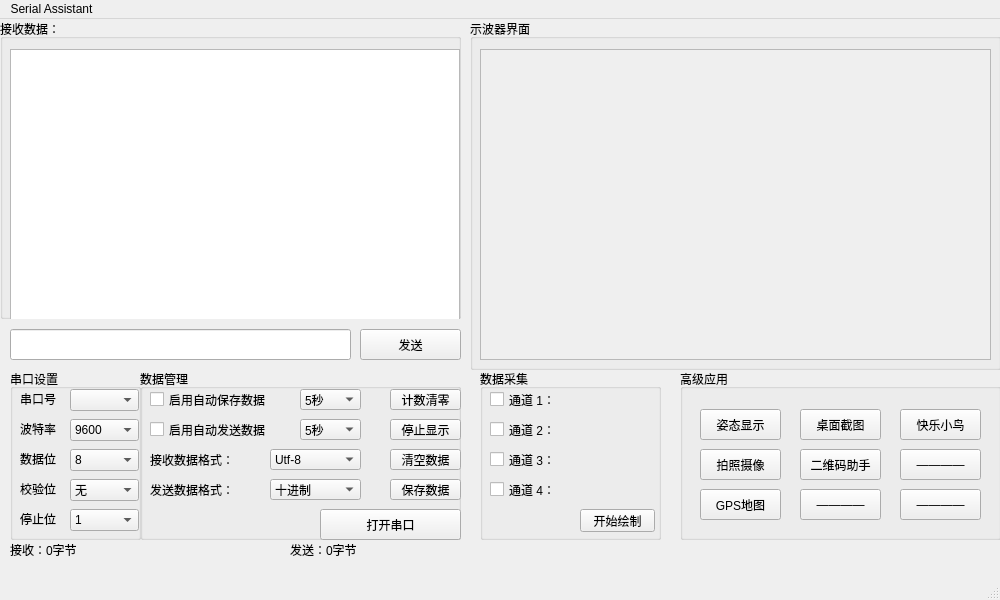
Qt form mainwindow.ui (Lancer-zhang/Serial-Assistant) before a commit.
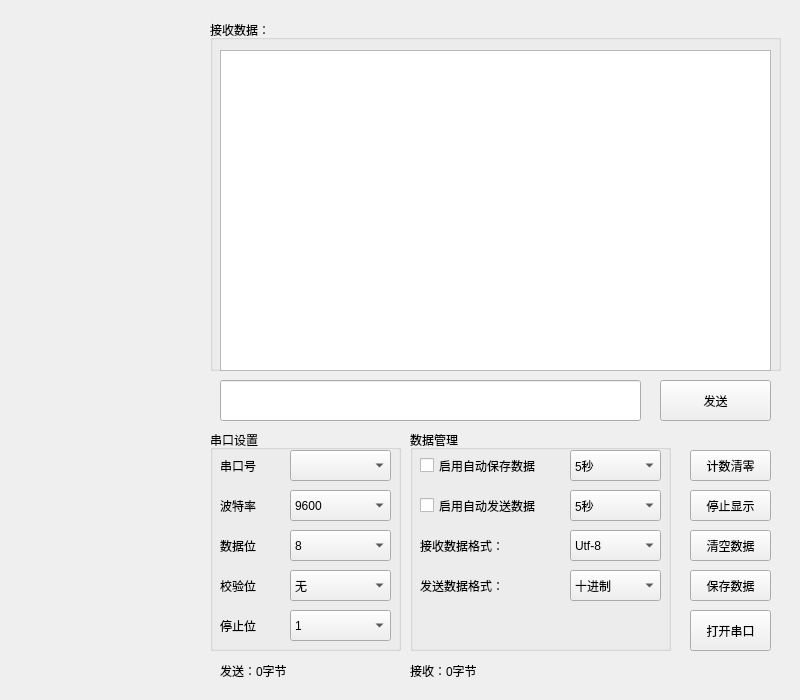
The same form after that commit. The open tabs and pages were chosen to show the change.

What changed in the file:
```diff
--- a/mainwindow.ui
+++ b/mainwindow.ui
@@ -6,21 +6,109 @@
    <rect>
     <x>0</x>
     <y>0</y>
-    <width>1000</width>
-    <height>600</height>
+    <width>800</width>
+    <height>700</height>
    </rect>
   </property>
   <property name="windowTitle">
    <string>MainWindow</string>
   </property>
   <widget class="QWidget" name="centralWidget">
+   <widget class="QStackedWidget" name="stackedWidget">
+    <property name="geometry">
+     <rect>
+      <x>200</x>
+      <y>0</y>
+      <width>600</width>
+      <height>700</height>
+     </rect>
+    </property>
+    <property name="currentIndex">
+     <number>3</number>
+    </property>
+    <widget class="QWidget" name="mainPage">
+     <widget class="QLabel" name="label_6">
+      <property name="geometry">
+       <rect>
+        <x>90</x>
+        <y>150</y>
+        <width>351</width>
+        <height>101</height>
+       </rect>
+      </property>
+      <property name="font">
+       <font>
+        <family>AR PL UKai TW MBE</family>
+        <pointsize>32</pointsize>
+        <weight>75</weight>
+        <bold>true</bold>
+       </font>
+      </property>
+      <property name="text">
+       <string>QT 杂货铺</string>
+      </property>
+      <property name="alignment">
+       <set>Qt::AlignCenter</set>
+      </property>
+     </widget>
+     <widget class="QLabel" name="label_10">
+      <property name="geometry">
+       <rect>
+        <x>360</x>
+        <y>550</y>
+        <width>161</width>
+        <height>61</height>
+       </rect>
+      </property>
+      <property name="text">
+       <string>制作人：Lancer_张</string>
+      </property>
+     </widget>
+     <widget class="QLabel" name="label_11">
+      <property name="geometry">
+       <rect>
+        <x>360</x>
+        <y>480</y>
+        <width>161</width>
+        <height>61</height>
+       </rect>
+      </property>
+      <property name="text">
+       <string>版本：V0.0.1</string>
+      </property>
+     </widget>
+    </widget>
+    <widget class="QWidget" name="serialportPage">
+     <widget class="QPushButton" name="sendBtn">
+      <property name="geometry">
+       <rect>
+        <x>460</x>
+        <y>380</y>
+        <width>111</width>
+        <height>41</height>
+       </rect>
+      </property>
+      <property name="text">
+       <string>发送</string>
+      </property>
+     </widget>
+     <widget class="QLineEdit" name="sendText">
+      <property name="geometry">
+       <rect>
+        <x>20</x>
+        <y>380</y>
+        <width>421</width>
+        <height>41</height>
+       </rect>
+      </property>
+     </widget>
    <widget class="QGroupBox" name="groupBox">
     <property name="geometry">
      <rect>
-      <x>0</x>
-      <y>0</y>
-      <width>461</width>
-      <height>300</height>
+        <x>10</x>
+        <y>20</y>
+        <width>571</width>
+        <height>351</height>
      </rect>
     </property>
     <property name="title">
@@ -31,19 +119,242 @@
       <rect>
        <x>10</x>
        <y>30</y>
-       <width>450</width>
-       <height>271</height>
+         <width>551</width>
+         <height>321</height>
       </rect>
      </property>
     </widget>
    </widget>
+     <widget class="QGroupBox" name="groupBox_4">
+      <property name="geometry">
+       <rect>
+        <x>210</x>
+        <y>430</y>
+        <width>261</width>
+        <height>221</height>
+       </rect>
+      </property>
+      <property name="title">
+       <string>数据管理</string>
+      </property>
+      <widget class="QCheckBox" name="autoSave">
+       <property name="geometry">
+        <rect>
+         <x>10</x>
+         <y>20</y>
+         <width>141</width>
+         <height>31</height>
+        </rect>
+       </property>
+       <property name="text">
+        <string>启用自动保存数据</string>
+       </property>
+      </widget>
+      <widget class="QComboBox" name="autoSaveTime">
+       <property name="geometry">
+        <rect>
+         <x>160</x>
+         <y>20</y>
+         <width>91</width>
+         <height>31</height>
+        </rect>
+       </property>
+       <item>
+        <property name="text">
+         <string>5秒</string>
+        </property>
+       </item>
+       <item>
+        <property name="text">
+         <string>10秒</string>
+        </property>
+       </item>
+       <item>
+        <property name="text">
+         <string>15秒</string>
+        </property>
+       </item>
+       <item>
+        <property name="text">
+         <string>30秒</string>
+        </property>
+       </item>
+       <item>
+        <property name="text">
+         <string>60秒</string>
+        </property>
+       </item>
+      </widget>
+      <widget class="QCheckBox" name="autoSend">
+       <property name="geometry">
+        <rect>
+         <x>10</x>
+         <y>60</y>
+         <width>141</width>
+         <height>31</height>
+        </rect>
+       </property>
+       <property name="acceptDrops">
+        <bool>false</bool>
+       </property>
+       <property name="text">
+        <string>启用自动发送数据</string>
+       </property>
+       <property name="checkable">
+        <bool>true</bool>
+       </property>
+       <property name="checked">
+        <bool>false</bool>
+       </property>
+      </widget>
+      <widget class="QComboBox" name="autoSendTime">
+       <property name="geometry">
+        <rect>
+         <x>160</x>
+         <y>60</y>
+         <width>91</width>
+         <height>31</height>
+        </rect>
+       </property>
+       <item>
+        <property name="text">
+         <string>5秒</string>
+        </property>
+       </item>
+       <item>
+        <property name="text">
+         <string>10秒</string>
+        </property>
+       </item>
+       <item>
+        <property name="text">
+         <string>15秒</string>
+        </property>
+       </item>
+       <item>
+        <property name="text">
+         <string>30秒</string>
+        </property>
+       </item>
+       <item>
+        <property name="text">
+         <string>60秒</string>
+        </property>
+       </item>
+      </widget>
+      <widget class="QComboBox" name="receiveDataFormat">
+       <property name="geometry">
+        <rect>
+         <x>160</x>
+         <y>100</y>
+         <width>91</width>
+         <height>31</height>
+        </rect>
+       </property>
+       <item>
+        <property name="text">
+         <string>Utf-8</string>
+        </property>
+       </item>
+       <item>
+        <property name="text">
+         <string>ASCII</string>
+        </property>
+       </item>
+       <item>
+        <property name="text">
+         <string>二进制</string>
+        </property>
+       </item>
+       <item>
+        <property name="text">
+         <string>八进制</string>
+        </property>
+       </item>
+       <item>
+        <property name="text">
+         <string>十进制</string>
+        </property>
+       </item>
+       <item>
+        <property name="text">
+         <string>十六进制</string>
+        </property>
+       </item>
+      </widget>
+      <widget class="QLabel" name="receiveData">
+       <property name="geometry">
+        <rect>
+         <x>10</x>
+         <y>100</y>
+         <width>141</width>
+         <height>31</height>
+        </rect>
+       </property>
+       <property name="text">
+        <string>接收数据格式：</string>
+       </property>
+      </widget>
+      <widget class="QComboBox" name="sendDataFormat">
+       <property name="geometry">
+        <rect>
+         <x>160</x>
+         <y>140</y>
+         <width>91</width>
+         <height>31</height>
+        </rect>
+       </property>
+       <item>
+        <property name="text">
+         <string>十进制</string>
+        </property>
+       </item>
+       <item>
+        <property name="text">
+         <string>二进制</string>
+        </property>
+       </item>
+       <item>
+        <property name="text">
+         <string>八进制</string>
+        </property>
+       </item>
+       <item>
+        <property name="text">
+         <string>十六进制</string>
+        </property>
+       </item>
+      </widget>
+      <widget class="QLabel" name="label_9">
+       <property name="geometry">
+        <rect>
+         <x>10</x>
+         <y>140</y>
+         <width>141</width>
+         <height>31</height>
+        </rect>
+       </property>
+       <property name="text">
+        <string>发送数据格式：</string>
+       </property>
+      </widget>
+      <zorder>autoSave</zorder>
+      <zorder>autoSaveTime</zorder>
+      <zorder>autoSend</zorder>
+      <zorder>autoSendTime</zorder>
+      <zorder>label_4</zorder>
+      <zorder>receiveDataFormat</zorder>
+      <zorder>receiveData</zorder>
+      <zorder>sendDataFormat</zorder>
+      <zorder>label_9</zorder>
+     </widget>
    <widget class="QGroupBox" name="groupBox_3">
     <property name="geometry">
      <rect>
       <x>10</x>
-      <y>350</y>
-      <width>131</width>
-      <height>171</height>
+        <y>430</y>
+        <width>191</width>
+        <height>221</height>
      </rect>
     </property>
     <property name="title">
@@ -54,8 +365,8 @@
       <rect>
        <x>10</x>
        <y>20</y>
-       <width>51</width>
-       <height>20</height>
+         <width>71</width>
+         <height>31</height>
       </rect>
      </property>
      <property name="text">
@@ -65,20 +376,20 @@
     <widget class="QComboBox" name="serialPort">
      <property name="geometry">
       <rect>
-       <x>60</x>
+         <x>80</x>
        <y>20</y>
-       <width>69</width>
-       <height>22</height>
+         <width>101</width>
+         <height>31</height>
       </rect>
      </property>
     </widget>
     <widget class="QComboBox" name="BaudRate">
      <property name="geometry">
       <rect>
-       <x>60</x>
-       <y>50</y>
-       <width>69</width>
-       <height>22</height>
+         <x>80</x>
+         <y>60</y>
+         <width>101</width>
+         <height>31</height>
       </rect>
      </property>
      <item>
@@ -96,9 +407,9 @@
      <property name="geometry">
       <rect>
        <x>10</x>
-       <y>50</y>
-       <width>51</width>
-       <height>20</height>
+         <y>60</y>
+         <width>71</width>
+         <height>31</height>
       </rect>
      </property>
      <property name="text">
@@ -108,10 +419,10 @@
     <widget class="QComboBox" name="dataBits">
      <property name="geometry">
       <rect>
-       <x>60</x>
-       <y>80</y>
-       <width>69</width>
-       <height>22</height>
+         <x>80</x>
+         <y>100</y>
+         <width>101</width>
+         <height>31</height>
       </rect>
      </property>
      <item>
@@ -139,9 +450,9 @@
      <property name="geometry">
       <rect>
        <x>10</x>
-       <y>80</y>
-       <width>51</width>
-       <height>20</height>
+         <y>100</y>
+         <width>71</width>
+         <height>31</height>
       </rect>
      </property>
      <property name="text">
@@ -151,10 +462,10 @@
     <widget class="QComboBox" name="checkBits">
      <property name="geometry">
       <rect>
-       <x>60</x>
-       <y>110</y>
-       <width>69</width>
-       <height>22</height>
+         <x>80</x>
+         <y>140</y>
+         <width>101</width>
+         <height>31</height>
       </rect>
      </property>
      <item>
@@ -177,9 +488,9 @@
      <property name="geometry">
       <rect>
        <x>10</x>
-       <y>110</y>
-       <width>51</width>
-       <height>20</height>
+         <y>140</y>
+         <width>71</width>
+         <height>31</height>
       </rect>
      </property>
      <property name="text">
@@ -189,10 +500,10 @@
     <widget class="QComboBox" name="stopBits">
      <property name="geometry">
       <rect>
-       <x>60</x>
-       <y>140</y>
-       <width>69</width>
-       <height>22</height>
+         <x>80</x>
+         <y>180</y>
+         <width>101</width>
+         <height>31</height>
       </rect>
      </property>
      <item>
@@ -215,323 +526,39 @@
      <property name="geometry">
       <rect>
        <x>10</x>
-       <y>140</y>
-       <width>51</width>
-       <height>20</height>
+         <y>180</y>
+         <width>71</width>
+         <height>31</height>
       </rect>
      </property>
      <property name="text">
       <string>停止位</string>
      </property>
     </widget>
-   </widget>
-   <widget class="QGroupBox" name="groupBox_4">
-    <property name="geometry">
-     <rect>
-      <x>140</x>
-      <y>350</y>
-      <width>321</width>
-      <height>171</height>
-     </rect>
-    </property>
-    <property name="title">
-     <string>数据管理</string>
-    </property>
-    <widget class="QCheckBox" name="autoSave">
-     <property name="geometry">
-      <rect>
-       <x>10</x>
-       <y>20</y>
-       <width>141</width>
-       <height>21</height>
-      </rect>
-     </property>
-     <property name="text">
-      <string>启用自动保存数据</string>
-     </property>
-    </widget>
-    <widget class="QComboBox" name="autoSaveTime">
-     <property name="geometry">
-      <rect>
-       <x>160</x>
-       <y>20</y>
-       <width>61</width>
-       <height>21</height>
-      </rect>
-     </property>
-     <item>
-      <property name="text">
-       <string>5秒</string>
-      </property>
-     </item>
-     <item>
-      <property name="text">
-       <string>10秒</string>
-      </property>
-     </item>
-     <item>
-      <property name="text">
-       <string>15秒</string>
-      </property>
-     </item>
-     <item>
-      <property name="text">
-       <string>30秒</string>
-      </property>
-     </item>
-     <item>
-      <property name="text">
-       <string>60秒</string>
-      </property>
-     </item>
-    </widget>
-    <widget class="QCheckBox" name="autoSend">
-     <property name="geometry">
-      <rect>
-       <x>10</x>
-       <y>50</y>
-       <width>141</width>
-       <height>21</height>
-      </rect>
-     </property>
-     <property name="acceptDrops">
-      <bool>false</bool>
-     </property>
-     <property name="text">
-      <string>启用自动发送数据</string>
-     </property>
-     <property name="checkable">
-      <bool>true</bool>
-     </property>
-     <property name="checked">
-      <bool>false</bool>
-     </property>
-    </widget>
-    <widget class="QComboBox" name="autoSendTime">
-     <property name="geometry">
-      <rect>
-       <x>160</x>
-       <y>50</y>
-       <width>61</width>
-       <height>21</height>
-      </rect>
-     </property>
-     <item>
-      <property name="text">
-       <string>5秒</string>
-      </property>
-     </item>
-     <item>
-      <property name="text">
-       <string>10秒</string>
-      </property>
-     </item>
-     <item>
-      <property name="text">
-       <string>15秒</string>
-      </property>
-     </item>
-     <item>
-      <property name="text">
-       <string>30秒</string>
-      </property>
-     </item>
-     <item>
-      <property name="text">
-       <string>60秒</string>
-      </property>
-     </item>
-    </widget>
-    <widget class="QLabel" name="receiveData">
-     <property name="geometry">
-      <rect>
-       <x>10</x>
-       <y>80</y>
-       <width>121</width>
-       <height>21</height>
-      </rect>
-     </property>
-     <property name="text">
-      <string>接收数据格式：</string>
-     </property>
-    </widget>
-    <widget class="QLabel" name="label_9">
-     <property name="geometry">
-      <rect>
-       <x>10</x>
-       <y>110</y>
-       <width>121</width>
-       <height>21</height>
-      </rect>
-     </property>
-     <property name="text">
-      <string>发送数据格式：</string>
-     </property>
-    </widget>
-    <widget class="QComboBox" name="receiveDataFormat">
-     <property name="geometry">
-      <rect>
-       <x>130</x>
-       <y>80</y>
-       <width>91</width>
-       <height>21</height>
-      </rect>
-     </property>
-     <item>
-      <property name="text">
-       <string>Utf-8</string>
-      </property>
-     </item>
-     <item>
-      <property name="text">
-       <string>ASCII</string>
-      </property>
-     </item>
-     <item>
-      <property name="text">
-       <string>二进制</string>
-      </property>
-     </item>
-     <item>
-      <property name="text">
-       <string>八进制</string>
-      </property>
-     </item>
-     <item>
-      <property name="text">
-       <string>十进制</string>
-      </property>
-     </item>
-     <item>
-      <property name="text">
-       <string>十六进制</string>
-      </property>
-     </item>
-    </widget>
-    <widget class="QComboBox" name="sendDataFormat">
-     <property name="geometry">
-      <rect>
-       <x>130</x>
-       <y>110</y>
-       <width>91</width>
-       <height>21</height>
-      </rect>
-     </property>
-     <item>
-      <property name="text">
-       <string>十进制</string>
-      </property>
-     </item>
-     <item>
-      <property name="text">
-       <string>二进制</string>
-      </property>
-     </item>
-     <item>
-      <property name="text">
-       <string>八进制</string>
-      </property>
-     </item>
-     <item>
-      <property name="text">
-       <string>十六进制</string>
-      </property>
-     </item>
-    </widget>
-    <widget class="QPushButton" name="saveDataBtn">
-     <property name="geometry">
-      <rect>
-       <x>250</x>
-       <y>110</y>
-       <width>71</width>
-       <height>21</height>
-      </rect>
-     </property>
-     <property name="text">
-      <string>保存数据</string>
-     </property>
-    </widget>
-    <widget class="QPushButton" name="clearDataBtn">
-     <property name="geometry">
-      <rect>
-       <x>250</x>
-       <y>80</y>
-       <width>71</width>
-       <height>21</height>
-      </rect>
-     </property>
-     <property name="text">
-      <string>清空数据</string>
-     </property>
-    </widget>
-    <widget class="QPushButton" name="stopDisplayBtn">
-     <property name="geometry">
-      <rect>
-       <x>250</x>
-       <y>50</y>
-       <width>71</width>
-       <height>21</height>
-      </rect>
-     </property>
-     <property name="text">
-      <string>停止显示</string>
-     </property>
-    </widget>
-    <widget class="QPushButton" name="clearCountBtn">
-     <property name="geometry">
-      <rect>
-       <x>250</x>
-       <y>20</y>
-       <width>71</width>
-       <height>21</height>
-      </rect>
-     </property>
-     <property name="text">
-      <string>计数清零</string>
-     </property>
-    </widget>
-    <widget class="QPushButton" name="openBtn">
-     <property name="geometry">
-      <rect>
-       <x>180</x>
-       <y>140</y>
-       <width>141</width>
-       <height>31</height>
-      </rect>
-     </property>
-     <property name="text">
-      <string>打开串口</string>
-     </property>
-    </widget>
-   </widget>
-   <widget class="QLineEdit" name="sendText">
-    <property name="geometry">
-     <rect>
-      <x>10</x>
-      <y>310</y>
-      <width>341</width>
-      <height>31</height>
-     </rect>
-    </property>
-   </widget>
-   <widget class="QPushButton" name="sendBtn">
-    <property name="geometry">
-     <rect>
-      <x>360</x>
-      <y>310</y>
-      <width>101</width>
-      <height>31</height>
-     </rect>
-    </property>
-    <property name="text">
-     <string>发送</string>
-    </property>
+      <zorder>label</zorder>
+      <zorder>serialPort</zorder>
+      <zorder>BaudRate</zorder>
+      <zorder>label_2</zorder>
+      <zorder>dataBits</zorder>
+      <zorder>label_3</zorder>
+      <zorder>checkBits</zorder>
+      <zorder>label_5</zorder>
+      <zorder>stopBits</zorder>
+      <zorder>label_4</zorder>
+      <zorder>autoSaveTime</zorder>
+      <zorder>label_9</zorder>
+      <zorder>sendDataFormat</zorder>
+      <zorder>autoSave</zorder>
+      <zorder>autoSendTime</zorder>
+      <zorder>receiveData</zorder>
+      <zorder>receiveDataFormat</zorder>
+      <zorder>autoSend</zorder>
    </widget>
    <widget class="QLabel" name="label_7">
     <property name="geometry">
      <rect>
-      <x>290</x>
-      <y>520</y>
+        <x>20</x>
+        <y>660</y>
       <width>171</width>
       <height>21</height>
      </rect>
@@ -543,8 +570,8 @@
    <widget class="QLabel" name="label_8">
     <property name="geometry">
      <rect>
-      <x>10</x>
-      <y>520</y>
+        <x>210</x>
+        <y>660</y>
       <width>171</width>
       <height>21</height>
      </rect>
@@ -553,11 +580,218 @@
      <string>接收：0字节</string>
     </property>
    </widget>
+     <widget class="QPushButton" name="openBtn">
+      <property name="geometry">
+       <rect>
+        <x>490</x>
+        <y>610</y>
+        <width>81</width>
+        <height>41</height>
+       </rect>
+      </property>
+      <property name="text">
+       <string>打开串口</string>
+      </property>
+     </widget>
+     <widget class="QPushButton" name="clearCountBtn">
+      <property name="geometry">
+       <rect>
+        <x>490</x>
+        <y>450</y>
+        <width>81</width>
+        <height>31</height>
+       </rect>
+      </property>
+      <property name="text">
+       <string>计数清零</string>
+      </property>
+     </widget>
+     <widget class="QPushButton" name="stopDisplayBtn">
+      <property name="geometry">
+       <rect>
+        <x>490</x>
+        <y>490</y>
+        <width>81</width>
+        <height>31</height>
+       </rect>
+      </property>
+      <property name="text">
+       <string>停止显示</string>
+      </property>
+     </widget>
+     <widget class="QPushButton" name="clearDataBtn">
+      <property name="geometry">
+       <rect>
+        <x>490</x>
+        <y>530</y>
+        <width>81</width>
+        <height>31</height>
+       </rect>
+      </property>
+      <property name="text">
+       <string>清空数据</string>
+      </property>
+     </widget>
+     <widget class="QPushButton" name="saveDataBtn">
+      <property name="geometry">
+       <rect>
+        <x>490</x>
+        <y>570</y>
+        <width>81</width>
+        <height>31</height>
+       </rect>
+      </property>
+      <property name="text">
+       <string>保存数据</string>
+      </property>
+     </widget>
+     <zorder>sendBtn</zorder>
+     <zorder>sendText</zorder>
+     <zorder>groupBox</zorder>
+     <zorder>groupBox_4</zorder>
+     <zorder>groupBox_3</zorder>
+     <zorder>label_7</zorder>
+     <zorder>label_8</zorder>
+     <zorder>saveDataBtn</zorder>
+     <zorder>stopDisplayBtn</zorder>
+     <zorder>clearDataBtn</zorder>
+     <zorder>clearCountBtn</zorder>
+     <zorder>openBtn</zorder>
+     <zorder>openBtn</zorder>
+     <zorder>clearCountBtn</zorder>
+     <zorder>stopDisplayBtn</zorder>
+     <zorder>clearDataBtn</zorder>
+     <zorder>saveDataBtn</zorder>
+    </widget>
+    <widget class="QWidget" name="plotterPage">
+     <widget class="QGroupBox" name="groupBox_7">
+      <property name="geometry">
+       <rect>
+        <x>10</x>
+        <y>20</y>
+        <width>571</width>
+        <height>391</height>
+       </rect>
+      </property>
+      <property name="title">
+       <string>示波器界面</string>
+      </property>
+      <widget class="QScrollArea" name="displayArea">
+       <property name="geometry">
+        <rect>
+         <x>10</x>
+         <y>30</y>
+         <width>551</width>
+         <height>351</height>
+        </rect>
+       </property>
+       <property name="focusPolicy">
+        <enum>Qt::ClickFocus</enum>
+       </property>
+       <property name="verticalScrollBarPolicy">
+        <enum>Qt::ScrollBarAlwaysOff</enum>
+       </property>
+       <property name="horizontalScrollBarPolicy">
+        <enum>Qt::ScrollBarAlwaysOff</enum>
+       </property>
+       <property name="widgetResizable">
+        <bool>true</bool>
+       </property>
+       <widget class="QWidget" name="scrollAreaWidgetContents">
+        <property name="geometry">
+         <rect>
+          <x>0</x>
+          <y>0</y>
+          <width>549</width>
+          <height>349</height>
+         </rect>
+        </property>
+       </widget>
+      </widget>
+     </widget>
+     <widget class="QGroupBox" name="groupBox_8">
+      <property name="geometry">
+       <rect>
+        <x>10</x>
+        <y>440</y>
+        <width>231</width>
+        <height>251</height>
+       </rect>
+      </property>
+      <property name="title">
+       <string>数据采集</string>
+      </property>
+      <widget class="QCheckBox" name="aisle1">
+       <property name="geometry">
+        <rect>
+         <x>10</x>
+         <y>30</y>
+         <width>181</width>
+         <height>31</height>
+        </rect>
+       </property>
+       <property name="text">
+        <string>通道 1：</string>
+       </property>
+      </widget>
+      <widget class="QCheckBox" name="aisle2">
+       <property name="geometry">
+        <rect>
+         <x>10</x>
+         <y>70</y>
+         <width>181</width>
+         <height>31</height>
+        </rect>
+       </property>
+       <property name="text">
+        <string>通道 2：</string>
+       </property>
+      </widget>
+      <widget class="QCheckBox" name="aisle3">
+       <property name="geometry">
+        <rect>
+         <x>10</x>
+         <y>110</y>
+         <width>181</width>
+         <height>31</height>
+        </rect>
+       </property>
+       <property name="text">
+        <string>通道 3：</string>
+       </property>
+      </widget>
+      <widget class="QCheckBox" name="aisle4">
+       <property name="geometry">
+        <rect>
+         <x>10</x>
+         <y>150</y>
+         <width>181</width>
+         <height>31</height>
+        </rect>
+       </property>
+       <property name="text">
+        <string>通道 4：</string>
+       </property>
+      </widget>
+      <widget class="QPushButton" name="startShowBtn">
+       <property name="geometry">
+        <rect>
+         <x>80</x>
+         <y>210</y>
+         <width>101</width>
+         <height>31</height>
+        </rect>
+       </property>
+       <property name="text">
+        <string>开始绘制</string>
+       </property>
+      </widget>
+     </widget>
    <widget class="QGroupBox" name="groupBox_9">
     <property name="geometry">
      <rect>
-      <x>680</x>
-      <y>350</y>
+        <x>250</x>
+        <y>460</y>
       <width>321</width>
       <height>171</height>
      </rect>
@@ -683,146 +917,32 @@
      </property>
     </widget>
    </widget>
-   <widget class="QGroupBox" name="groupBox_8">
-    <property name="geometry">
-     <rect>
-      <x>480</x>
-      <y>350</y>
-      <width>181</width>
-      <height>171</height>
-     </rect>
-    </property>
-    <property name="title">
-     <string>数据采集</string>
-    </property>
-    <widget class="QCheckBox" name="aisle1">
-     <property name="geometry">
-      <rect>
-       <x>10</x>
-       <y>20</y>
-       <width>131</width>
-       <height>21</height>
-      </rect>
-     </property>
-     <property name="text">
-      <string>通道 1：</string>
-     </property>
     </widget>
-    <widget class="QCheckBox" name="aisle2">
-     <property name="geometry">
-      <rect>
-       <x>10</x>
-       <y>50</y>
-       <width>131</width>
-       <height>21</height>
-      </rect>
-     </property>
-     <property name="text">
-      <string>通道 2：</string>
-     </property>
-    </widget>
-    <widget class="QCheckBox" name="aisle3">
-     <property name="geometry">
-      <rect>
-       <x>10</x>
-       <y>80</y>
-       <width>131</width>
-       <height>21</height>
-      </rect>
-     </property>
-     <property name="text">
-      <string>通道 3：</string>
-     </property>
-    </widget>
-    <widget class="QCheckBox" name="aisle4">
-     <property name="geometry">
-      <rect>
-       <x>10</x>
-       <y>110</y>
-       <width>131</width>
-       <height>21</height>
-      </rect>
-     </property>
-     <property name="text">
-      <string>通道 4：</string>
-     </property>
-    </widget>
-    <widget class="QPushButton" name="startShowBtn">
+    <widget class="QWidget" name="flappybirdPage">
+     <widget class="QWidget" name="horizontalLayoutWidget_2">
      <property name="geometry">
       <rect>
        <x>100</x>
-       <y>140</y>
-       <width>75</width>
-       <height>23</height>
-      </rect>
-     </property>
-     <property name="text">
-      <string>开始绘制</string>
-     </property>
-    </widget>
-   </widget>
-   <widget class="QGroupBox" name="groupBox_7">
-    <property name="geometry">
-     <rect>
-      <x>470</x>
       <y>0</y>
-      <width>531</width>
-      <height>351</height>
-     </rect>
-    </property>
-    <property name="title">
-     <string>示波器界面</string>
-    </property>
-    <widget class="QScrollArea" name="displayArea">
-     <property name="geometry">
-      <rect>
-       <x>10</x>
-       <y>30</y>
-       <width>511</width>
-       <height>311</height>
-      </rect>
-     </property>
-     <property name="focusPolicy">
-      <enum>Qt::ClickFocus</enum>
-     </property>
-     <property name="verticalScrollBarPolicy">
-      <enum>Qt::ScrollBarAlwaysOff</enum>
-     </property>
-     <property name="horizontalScrollBarPolicy">
-      <enum>Qt::ScrollBarAlwaysOff</enum>
-     </property>
-     <property name="widgetResizable">
-      <bool>true</bool>
-     </property>
-     <widget class="QWidget" name="scrollAreaWidgetContents">
-      <property name="geometry">
-       <rect>
-        <x>0</x>
-        <y>0</y>
-        <width>509</width>
-        <height>309</height>
-       </rect>
-      </property>
+        <width>401</width>
+        <height>701</height>
+       </rect>
+      </property>
+      <layout class="QHBoxLayout" name="horizontalLayout_2"/>
      </widget>
     </widget>
    </widget>
-  </widget>
-  <widget class="QStatusBar" name="statusBar"/>
-  <widget class="QMenuBar" name="menuBar">
+   <widget class="QWidget" name="horizontalLayoutWidget">
    <property name="geometry">
     <rect>
      <x>0</x>
      <y>0</y>
-     <width>1000</width>
-     <height>28</height>
-    </rect>
-   </property>
-   <widget class="QMenu" name="menuSerial_Assistant">
-    <property name="title">
-     <string>Serial Assistant</string>
-    </property>
+      <width>201</width>
+      <height>731</height>
+     </rect>
+    </property>
+    <layout class="QHBoxLayout" name="horizontalLayout"/>
    </widget>
-   <addaction name="menuSerial_Assistant"/>
   </widget>
  </widget>
  <layoutdefault spacing="6" margin="11"/>
```
Lines whose indentation alone changed are shown as unchanged.
